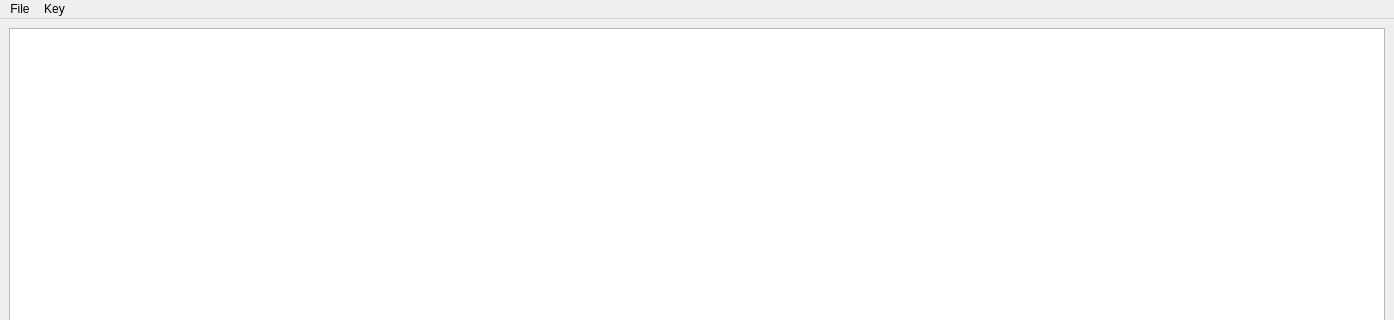
erensunerr/discord-aes, file discord-pgp.ui: the form before one commit; both pictures show x 0 to 1394 and y 0 to 320 of the 1394 by 848 pixel window.
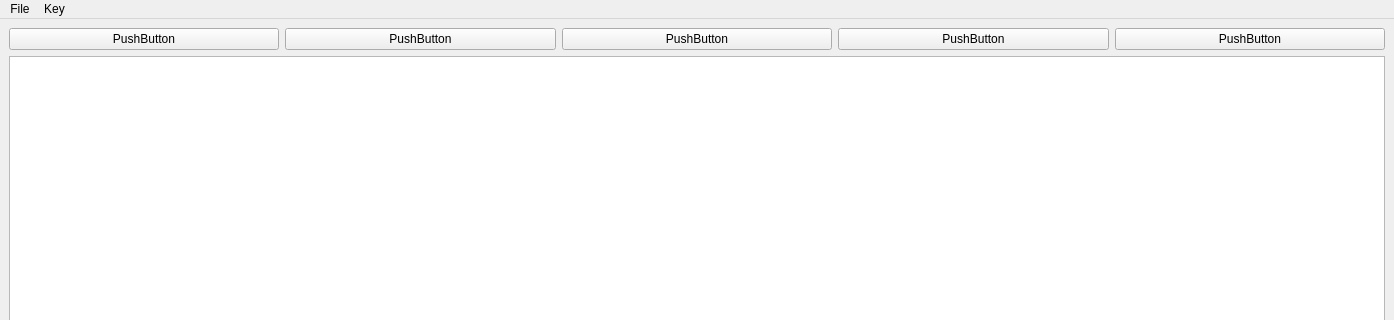
The form after the commit.

```diff
--- a/discord-pgp.ui
+++ b/discord-pgp.ui
@@ -15,12 +15,51 @@
   </property>
   <widget class="QWidget" name="centralwidget">
    <layout class="QGridLayout" name="gridLayout">
-    <item row="0" column="0">
+    <item row="2" column="1">
      <layout class="QHBoxLayout" name="horizontalLayout">
       <item>
        <layout class="QVBoxLayout" name="verticalLayout">
         <item>
-         <widget class="QTextEdit" name="textEdit"/>
+         <layout class="QGridLayout" name="gridLayout_3">
+          <item row="0" column="2">
+           <widget class="QPushButton" name="pushButton_8">
+            <property name="text">
+             <string>PushButton</string>
+            </property>
+           </widget>
+          </item>
+          <item row="0" column="0">
+           <widget class="QPushButton" name="pushButton">
+            <property name="text">
+             <string>PushButton</string>
+            </property>
+           </widget>
+          </item>
+          <item row="0" column="1">
+           <widget class="QPushButton" name="pushButton_2">
+            <property name="text">
+             <string>PushButton</string>
+            </property>
+           </widget>
+          </item>
+          <item row="0" column="3">
+           <widget class="QPushButton" name="pushButton_9">
+            <property name="text">
+             <string>PushButton</string>
+            </property>
+           </widget>
+          </item>
+          <item row="0" column="4">
+           <widget class="QPushButton" name="pushButton_10">
+            <property name="text">
+             <string>PushButton</string>
+            </property>
+           </widget>
+          </item>
+         </layout>
+        </item>
+        <item>
+         <widget class="QTextEdit" name="DisplayMessages"/>
         </item>
         <item>
          <layout class="QHBoxLayout" name="horizontalLayout_2">
```
Left out of the diff: 5 changed lines with no effect on the pictures.
